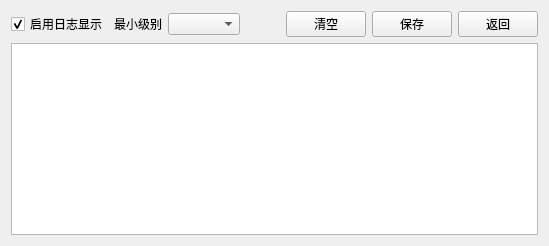
This is src/widgets/logwidget.ui in yeisme/CrossControl as Qt 5 draws it before an edit. The edited form follows.
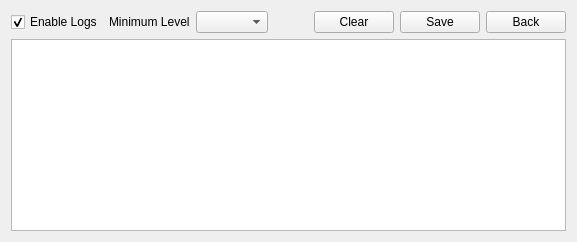
This is the edited form.

```diff
--- a/src/widgets/logwidget.ui
+++ b/src/widgets/logwidget.ui
@@ -8,7 +8,7 @@
      <item>
       <widget class="QCheckBox" name="chkEnable">
        <property name="text">
-        <string>启用日志显示</string>
+     <string>Enable Logs</string>
        </property>
        <property name="checked">
         <bool>true</bool>
@@ -18,7 +18,7 @@
      <item>
       <widget class="QLabel" name="lblLevel">
        <property name="text">
-        <string>最小级别</string>
+     <string>Minimum Level</string>
        </property>
       </widget>
      </item>
@@ -41,21 +41,21 @@
      <item>
       <widget class="QPushButton" name="btnClear">
        <property name="text">
-        <string>清空</string>
+     <string>Clear</string>
        </property>
       </widget>
      </item>
      <item>
       <widget class="QPushButton" name="btnSave">
        <property name="text">
-        <string>保存</string>
+     <string>Save</string>
        </property>
       </widget>
      </item>
      <item>
       <widget class="QPushButton" name="btnBack">
        <property name="text">
-        <string>返回</string>
+     <string>Back</string>
        </property>
       </widget>
      </item>
```
Lines whose indentation alone changed are shown as unchanged.
